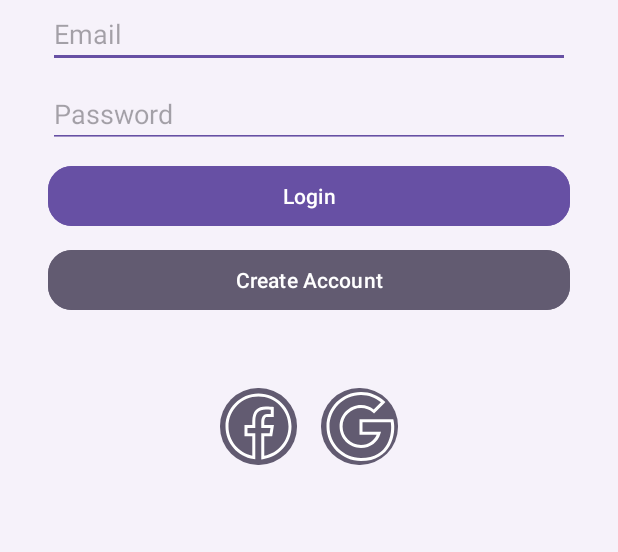
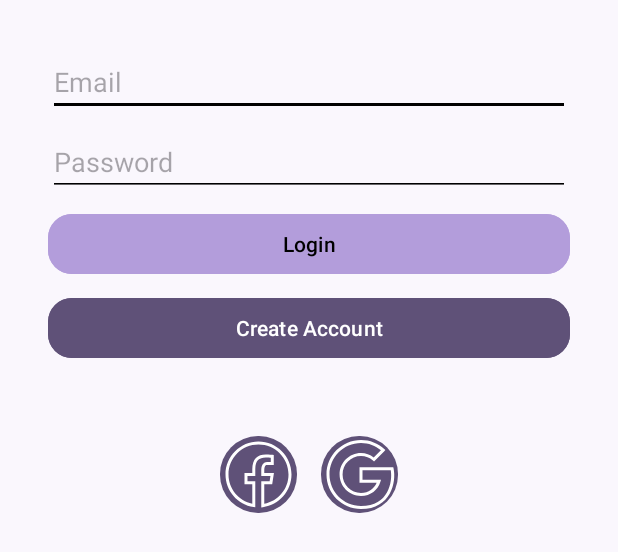
Before and after one commit to MarcosGomezVega/TFG-App-IA-IncidenciasViales, an Android app: the layout activity_login.xml on its own in the app's theme, with its tools: preview values and no code run, on a phone screen of 412 x 824 dp. Shown: the top 552 px of the screen. Run offline under Robolectric (Android 15) with nearby library versions, the phone set to English and light mode, and no system bars.

Commit message:
feat: Add login page frontend #7 - chore: Add new colors - chore: Add new strings - chore: Add new icons - chore: Add new dimens

```diff
--- a/app/app/src/main/res/layout/activity_login.xml
+++ b/app/app/src/main/res/layout/activity_login.xml
@@ -4,7 +4,6 @@
   xmlns:tools="http://schemas.android.com/tools"
   android:layout_width="match_parent"
   android:layout_height="match_parent"
-  android:background="@color/background"
   tools:context=".Login"
   >
 
@@ -13,14 +12,14 @@
     android:layout_width="match_parent"
     android:layout_height="wrap_content"
     android:layout_marginStart="32dp"
+    android:layout_marginTop="32dp"
     android:layout_marginEnd="32dp"
+    android:backgroundTint="@color/black"
     android:ems="10"
     android:hint="@string/email"
-    android:backgroundTint="@color/colorPrimary"
     app:layout_constraintEnd_toEndOf="parent"
     app:layout_constraintStart_toStartOf="parent"
-    tools:layout_editor_absoluteY="154dp"
-    />
+    app:layout_constraintTop_toTopOf="parent" />
 
   <EditText
     android:id="@+id/passwordLogin"
@@ -32,7 +31,7 @@
     android:ems="10"
     android:hint="@string/passwd"
     android:inputType="textPassword"
-    android:backgroundTint="@color/colorPrimary"
+    android:backgroundTint="@color/black"
     app:layout_constraintEnd_toEndOf="parent"
     app:layout_constraintStart_toStartOf="parent"
     app:layout_constraintTop_toBottomOf="@+id/emailLogin" />
--- /dev/null
+++ b/app/app/src/main/res/values-night/colors.xml
@@ -0,0 +1,21 @@
+<?xml version="1.0" encoding="utf-8"?>
+<resources>
+  <color name="black">#FFFFFFFF</color>
+  <color name="white">#FF000000</color>
+
+  <color name="colorPrimary">#382761</color>
+  <color name="onPrimary">#FFFFFF</color>
+  <color name="primaryContainer">#241349</color>
+  <color name="onPrimaryContainer">#EADDFF</color>
+
+  <color name="colorSecondary">#DBB6ED</color>
+  <color name="onSecondary">#000000</color>
+  <color name="secondaryContainer">#D1C4E9</color>
+  <color name="onSecondaryContainer">#311B92</color>
+
+  <color name="background">#1C1B1F</color>
+  <color name="onBackground">#E6E1E5</color>
+
+  <color name="surface">#1C1B1F</color>
+  <color name="onSurface">#E6E1E5</color>
+</resources>
--- a/app/app/src/main/res/values-night/themes.xml
+++ b/app/app/src/main/res/values-night/themes.xml
@@ -1,7 +1,22 @@
 <resources xmlns:tools="http://schemas.android.com/tools">
-    <!-- Base application theme. -->
-    <style name="Base.Theme.MyApplication" parent="Theme.Material3.DayNight.NoActionBar">
-        <!-- Customize your dark theme here. -->
-        <!-- <item name="colorPrimary">@color/my_dark_primary</item> -->
-    </style>
+  <!-- Base application theme. -->
+  <style name="Base.Theme.MyApplication" parent="Theme.Material3.DayNight.NoActionBar">
+    <item name="colorPrimary">@color/colorPrimary</item>
+    <item name="colorOnPrimary">@color/onPrimary</item>
+    <item name="colorPrimaryContainer">@color/primaryContainer</item>
+    <item name="colorOnPrimaryContainer">@color/onPrimaryContainer</item>
+
+    <item name="colorSecondary">@color/colorSecondary</item>
+    <item name="colorOnSecondary">@color/onSecondary</item>
+    <item name="colorSecondaryContainer">@color/secondaryContainer</item>
+    <item name="colorOnSecondaryContainer">@color/onSecondaryContainer</item>
+
+    <item name="android:colorBackground">@color/background</item>
+    <item name="colorOnBackground">@color/onBackground</item>
+
+    <item name="colorSurface">@color/surface</item>
+    <item name="colorOnSurface">@color/onSurface</item>
+  </style>
+
+  <style name="Theme.MyApplication" parent="Base.Theme.MyApplication" />
 </resources>
--- a/app/app/src/main/res/values/colors.xml
+++ b/app/app/src/main/res/values/colors.xml
@@ -1,23 +1,21 @@
 <?xml version="1.0" encoding="utf-8"?>
 <resources>
-  <!-- Colores básicos -->
   <color name="black">#FF000000</color>
   <color name="white">#FFFFFFFF</color>
 
-  <!-- Paleta basada en Material 3 tonos morados -->
-  <color name="colorPrimary">#6750A4</color> <!-- Morado principal -->
-  <color name="onPrimary">#FFFFFF</color> <!-- Texto sobre el color primario -->
-  <color name="primaryContainer">#EADDFF</color> <!-- Fondo suave morado -->
-  <color name="onPrimaryContainer">#21005D</color> <!-- Texto sobre fondo primario container -->
+  <color name="colorPrimary">#B39DDB</color>
+  <color name="onPrimary">#000000</color>
+  <color name="primaryContainer">#EDE7F6</color>
+  <color name="onPrimaryContainer">#311B92</color>
 
-  <color name="colorSecondary">#625B71</color> <!-- Secundario gris-morado -->
-  <color name="onSecondary">#FFFFFF</color> <!-- Texto sobre secundario -->
-  <color name="secondaryContainer">#E8DEF8</color> <!-- Fondo suave secundario -->
-  <color name="onSecondaryContainer">#1D192B</color> <!-- Texto sobre container secundario -->
+  <color name="colorSecondary">#5F5178</color>
+  <color name="onSecondary">#FFFFFF</color>
+  <color name="secondaryContainer">#2A2731</color>
+  <color name="onSecondaryContainer">#E0E0E0</color>
 
-  <color name="background">#F6F2FA</color> <!-- Fondo general -->
-  <color name="onBackground">#1C1B1F</color> <!-- Texto sobre fondo -->
+  <color name="background">#FAF7FD</color>
+  <color name="onBackground">#1C1B1F</color>
 
-  <color name="surface">#FFFBFE</color> <!-- Superficies como cards, sheets -->
-  <color name="onSurface">#1C1B1F</color> <!-- Texto sobre superficies -->
+  <color name="surface">#FFFFFF</color>
+  <color name="onSurface">#1C1B1F</color>
 </resources>
--- a/app/app/src/main/res/values/themes.xml
+++ b/app/app/src/main/res/values/themes.xml
@@ -1,8 +1,21 @@
 <resources xmlns:tools="http://schemas.android.com/tools">
     <!-- Base application theme. -->
     <style name="Base.Theme.MyApplication" parent="Theme.Material3.DayNight.NoActionBar">
-        <!-- Customize your light theme here. -->
-        <!-- <item name="colorPrimary">@color/my_light_primary</item> -->
+      <item name="colorPrimary">@color/colorPrimary</item>
+      <item name="colorOnPrimary">@color/onPrimary</item>
+      <item name="colorPrimaryContainer">@color/primaryContainer</item>
+      <item name="colorOnPrimaryContainer">@color/onPrimaryContainer</item>
+
+      <item name="colorSecondary">@color/colorSecondary</item>
+      <item name="colorOnSecondary">@color/onSecondary</item>
+      <item name="colorSecondaryContainer">@color/secondaryContainer</item>
+      <item name="colorOnSecondaryContainer">@color/onSecondaryContainer</item>
+
+      <item name="android:colorBackground">@color/background</item>
+      <item name="colorOnBackground">@color/onBackground</item>
+
+      <item name="colorSurface">@color/surface</item>
+      <item name="colorOnSurface">@color/onSurface</item>
     </style>
 
     <style name="Theme.MyApplication" parent="Base.Theme.MyApplication" />
```
Also changed, not shown: app/app/src/main/res/layout/activity_create_account.xml (added, +109 -0 lines), app/app/src/main/res/layout/activity_main.xml (+12 -1 lines), app/app/src/main/res/values/strings.xml (+7 -3 lines).
